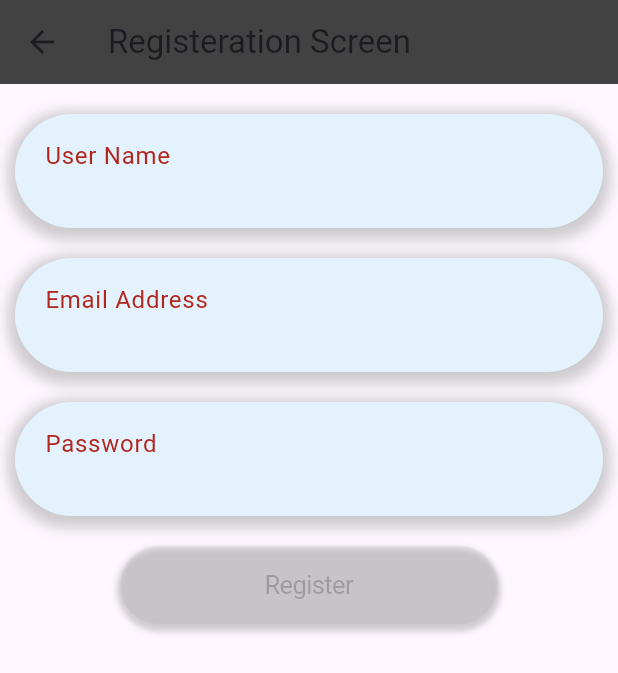
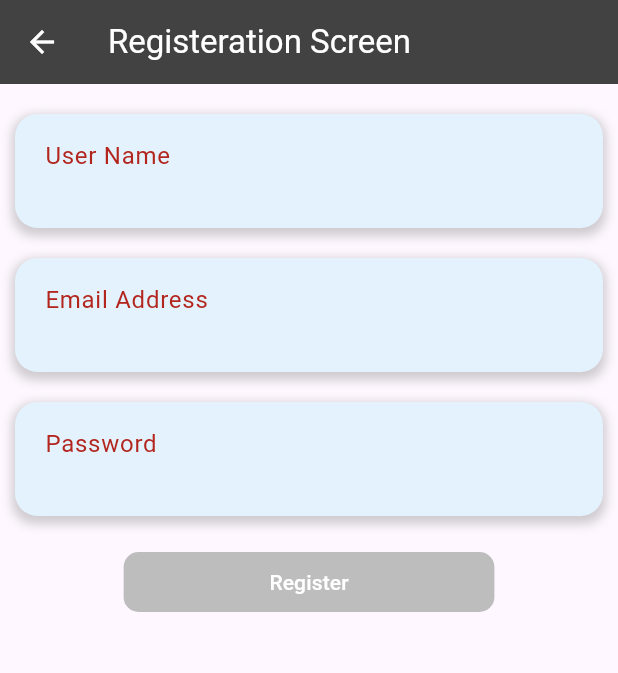
Before and after one commit to tayyab530/Paara-Marker, a Flutter app: the screen it shows after launch, after a tap on "Register", on a phone screen of 412 x 824 dp. Shown: the top 673 px of the screen. Run offline on Flutter 3.47's test engine with Material 3 defaults, Android fonts, the phone set to English and light mode, and no system bars; our stand-ins replace cloud_firestore, csv, device_info_plus, firebase_auth, firebase_core, permission_handler and 1 more; accounts and stored records are empty.

Commit message:
Update Textfields and Buttons UI for Main, login and register screens

```diff
--- a/lib/main.dart
+++ b/lib/main.dart
@@ -14,8 +14,6 @@ void main() async{
   //     AndroidInitializationSettings('app_icon');
 
 
-
-
   await Firebase.initializeApp();
 
   runApp(App());
--- a/lib/screens/registerScreen.dart
+++ b/lib/screens/registerScreen.dart
@@ -17,11 +17,12 @@ class RegiterationScreen extends StatelessWidget {
           automaticallyImplyLeading: false,
 
           backgroundColor: Colors.grey[800],
-          title: Text('Registeration Screen'),
+          title: Text('Registeration Screen',style: TextStyle(color: Colors.white),),
           leading: BackButton(
             onPressed: () {
               Navigator.pushNamed(context, '/');
             },
+            color: Colors.white,
           ),
         ),
         body: ListView(
@@ -61,7 +62,7 @@ class RegiterationScreen extends StatelessWidget {
             ),
             decoration: BoxDecoration(
               color: Colors.blue[50],
-              borderRadius: BorderRadius.circular(40.0),
+              borderRadius: BorderRadius.circular(15.0),
               // border: Border.all(
               //   width: 2.0,
               //   color: Colors.black,
@@ -69,8 +70,8 @@ class RegiterationScreen extends StatelessWidget {
               boxShadow: [
                 BoxShadow(
                   color: Colors.grey.withOpacity(0.5),
-                  spreadRadius: 5,
-                  blurRadius: 7,
+                  spreadRadius: 2,
+                  blurRadius: 5,
                   offset: Offset(0, 3), // changes position of shadow
                 ),
               ],
@@ -99,7 +100,7 @@ class RegiterationScreen extends StatelessWidget {
             ),
             decoration: BoxDecoration(
               color: Colors.blue[50],
-              borderRadius: BorderRadius.circular(40.0),
+              borderRadius: BorderRadius.circular(15.0),
               // border: Border.all(
               //   width: 2.0,
               //   color: Colors.black,
@@ -107,8 +108,8 @@ class RegiterationScreen extends StatelessWidget {
               boxShadow: [
                 BoxShadow(
                   color: Colors.grey.withOpacity(0.5),
-                  spreadRadius: 5,
-                  blurRadius: 7,
+                  spreadRadius: 2,
+                  blurRadius: 5,
                   offset: Offset(0, 3), // changes position of shadow
                 ),
               ],
@@ -137,7 +138,7 @@ class RegiterationScreen extends StatelessWidget {
             ),
             decoration: BoxDecoration(
               color: Colors.blue[50],
-              borderRadius: BorderRadius.circular(40.0),
+              borderRadius: BorderRadius.circular(15.0),
               // border: Border.all(
               //   width: 2.0,
               //   color: Colors.black,
@@ -145,8 +146,8 @@ class RegiterationScreen extends StatelessWidget {
               boxShadow: [
                 BoxShadow(
                   color: Colors.grey.withOpacity(0.5),
-                  spreadRadius: 5,
-                  blurRadius: 7,
+                  spreadRadius: 2,
+                  blurRadius: 5,
                   offset: Offset(0, 3), // changes position of shadow
                 ),
               ],
@@ -160,22 +161,14 @@ class RegiterationScreen extends StatelessWidget {
         stream: bloc.submitForReg,
         builder: (context, AsyncSnapshot<bool> snapshot) {
           return Container(
-             margin: EdgeInsets.symmetric(horizontal: 80.0),
-             decoration: BoxDecoration(
-              borderRadius: BorderRadius.circular(30.0),
-              boxShadow: [
-                BoxShadow(
-                  color: Colors.grey.withOpacity(0.5),
-                  spreadRadius: 2,
-                  blurRadius: 3,
-                  offset: Offset(0, 3), // changes position of shadow
-                ),
-              ],
-            ),
-            child: CupertinoButton(
-              borderRadius: BorderRadius.circular(30.0),
-             color: Colors.grey[700],
-              child: Text('Register'),
+            padding: EdgeInsets.symmetric(horizontal: MediaQuery.of(context).size.width * 0.2),
+            child: ElevatedButton(
+              style: ElevatedButton.styleFrom(
+                shape: RoundedRectangleBorder(borderRadius: BorderRadius.circular(10.0),),
+                disabledBackgroundColor: Colors.grey[400],
+                backgroundColor: Colors.grey[700],
+              ),
+              child: Text('Register',style: TextStyle(color: Colors.white),),
               onPressed: !snapshot.hasData
                   ? null
                   : () async {
--- a/lib/widgets/main_button.dart
+++ b/lib/widgets/main_button.dart
@@ -10,6 +10,7 @@ class MainButton extends StatelessWidget {
   @override
   Widget build(BuildContext context) {
     return Container(
+      padding: EdgeInsets.symmetric(horizontal: 20),
       alignment: Alignment.center,
       height: 50,
       decoration: BoxDecoration(
@@ -19,10 +20,15 @@ class MainButton extends StatelessWidget {
           style: ElevatedButton.styleFrom(
             // : BorderRadius.circular(30.0),
             backgroundColor: Colors.grey[700],
+            shape: RoundedRectangleBorder(borderRadius: BorderRadius.all(Radius.circular(10)))
           ),
-          child: Text(
-            text,
-            textAlign: TextAlign.center,
+          child: Container(
+            width: double.infinity,
+            child: Text(
+              text,
+              textAlign: TextAlign.center,
+              style: TextStyle(color: Colors.white),
+            ),
           ),
           onPressed: () {
             onPress();
```
Also changed, not shown: lib/screens/loginScreen.dart (+29 -22 lines).
